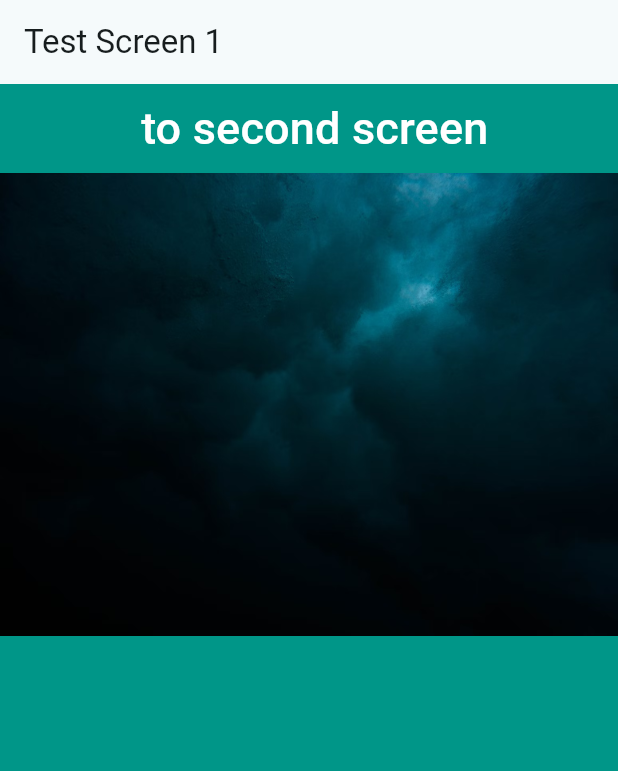
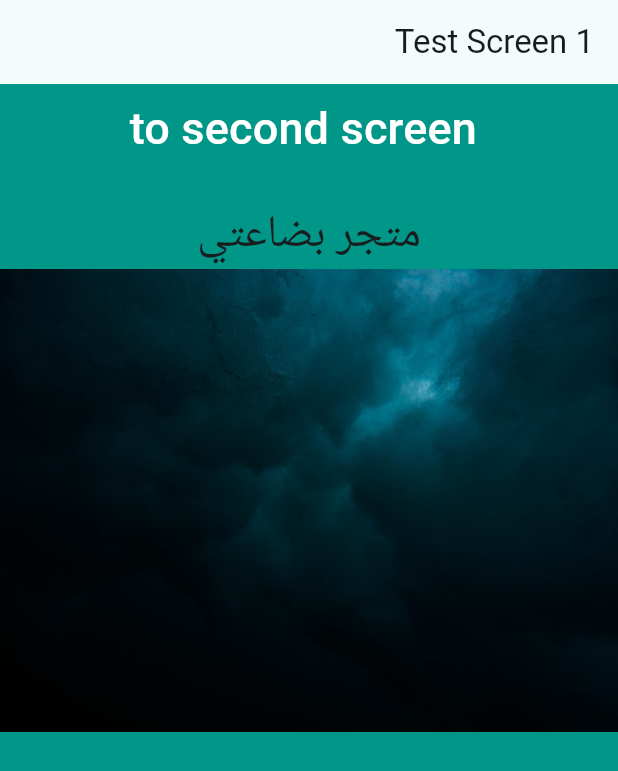
Before and after one commit to youssefr1/Beda3ty-Store, a Flutter app: the screen it shows after launch, on a phone screen of 412 x 824 dp. Shown: the top 771 px of the screen. Run offline on Flutter 3.47's test engine with Material 3 defaults, Android fonts, the phone set to English and light mode, and no system bars; our stand-ins replace connectivity_plus, firebase_core, flutter_dotenv, go_router; accounts and stored records are empty.

Commit message:
localization done install and testing

```diff
--- /dev/null
+++ b/lang/ar.json
@@ -0,0 +1,4 @@
+{
+  "app_name" : "متجر بضاعتي",
+  "language" : "English"
+}
--- /dev/null
+++ b/lang/en.json
@@ -0,0 +1,5 @@
+{
+  "app_name" : "Bety3ty Store",
+  "language" : "العربيه"
+
+}
--- a/lib/astro_store_app.dart
+++ b/lib/astro_store_app.dart
@@ -1,4 +1,5 @@
 import 'package:astro/core/common/screens/no_network_screen.dart';
+import 'package:astro/core/language/app_localizations_setup.dart';
 import 'package:astro/core/routes/app_routes.dart';
 import 'package:astro/core/styles/theme/app_theme.dart';
 import 'package:flutter/material.dart';
@@ -14,8 +15,15 @@ class Beda3tyStoreApp extends StatelessWidget {
       valueListenable: ConnectivityControler.instance.isConected,
       builder: (context, isConnected, _) {
         return MaterialApp.router(
+          //theme section
           theme: themeLight(),
+          // language section
+          locale: Locale('ar') ,
+          supportedLocales: AppLocalizationsSetup.supportedLocales,
+          localizationsDelegates: AppLocalizationsSetup.localizationsDelegates,
+          localeResolutionCallback: AppLocalizationsSetup.localeResolutionCallback,
           debugShowCheckedModeBanner: false,
+          // route section
           routerConfig: AppRouter.router,
           builder: (context, child) {
             if (!isConnected) {
--- a/lib/core/extensions/context_extensions.dart
+++ b/lib/core/extensions/context_extensions.dart
@@ -1,3 +1,4 @@
+import 'package:astro/core/language/app_localizations.dart';
 import 'package:astro/core/styles/theme/color_extension.dart';
 import 'package:astro/core/styles/theme/image_extension.dart';
 import 'package:flutter/material.dart';
@@ -32,4 +33,9 @@ extension GoRouterExtensions on BuildContext {
 
   // colors
 MyColors get theme => Theme.of(this).extension<MyColors>()!;
+
+// language
+String translate (String langKey){
+  return AppLocalizations.of(this)!.translate(langKey)!;
 }
+}
--- /dev/null
+++ b/lib/core/language/app_localizations.dart
@@ -0,0 +1,41 @@
+import 'dart:convert' show json;
+
+import 'package:astro/core/language/app_localizations_delegate.dart';
+import 'package:flutter/material.dart';
+import 'package:flutter/services.dart';
+
+class AppLocalizations {
+  AppLocalizations(this.locale);
+  final Locale locale;
+
+  // Static method to retrieve the AppLocalizations instance
+  // from the nearest BuildContext.
+  static AppLocalizations? of(BuildContext context) {
+    return Localizations.of<AppLocalizations>(context, AppLocalizations);
+  }
+
+  // Static constant that holds the delegate for this localization.
+  static const LocalizationsDelegate<AppLocalizations> delegate =
+      AppLocalizationsDelegate();
+
+  // Map to store the localized strings.
+  late Map<String, String> _localizedStrings;
+
+  // Method to load the localized strings from JSON files.
+  Future<void> load() async {
+    final jsonString =
+        await rootBundle.loadString('lang/${locale.languageCode}.json');
+
+    final jsonMap = json.decode(jsonString) as Map<String, dynamic>;
+
+    _localizedStrings = jsonMap.map<String, String>((key, value) {
+      return MapEntry(key, value.toString());
+    });
+  }
+
+  // Method to translate a given key into the corresponding localized string.
+  String? translate(String key) => _localizedStrings[key];
+
+  // Getter method to check if the current locale is English.
+  bool get isEnLocale => locale.languageCode == 'en';
+}
--- /dev/null
+++ b/lib/core/language/app_localizations_setup.dart
@@ -0,0 +1,35 @@
+import 'package:astro/core/language/app_localizations.dart';
+import 'package:flutter/cupertino.dart';
+import 'package:flutter_localizations/flutter_localizations.dart';
+
+
+class AppLocalizationsSetup {
+  static const Iterable<Locale> supportedLocales = [
+    Locale('en'),
+    Locale('ar'),
+  ];
+
+  static const Iterable<LocalizationsDelegate<dynamic>> localizationsDelegates =
+      [
+    AppLocalizations.delegate,
+    GlobalMaterialLocalizations.delegate,
+    GlobalWidgetsLocalizations.delegate,
+    GlobalCupertinoLocalizations.delegate,
+    DefaultCupertinoLocalizations.delegate,
+  ];
+
+  static Locale? localeResolutionCallback(
+    Locale? locale,
+    Iterable<Locale>? supportedLocales,
+  ) {
+    // Check if the desired locale is supported
+    for (final supportedLocale in supportedLocales!) {
+      if (supportedLocale.languageCode == locale!.languageCode &&
+          supportedLocale.countryCode == locale.countryCode) {
+        return supportedLocale;
+      }
+    }
+    // If the desired locale is not supported, return the first supported locale
+    return supportedLocales.first;
+  }
+}
--- /dev/null
+++ b/lib/core/language/lang_keys.dart
@@ -0,0 +1,3 @@
+class LangKeys{
+  static const String appName ='app_name';
+}
--- a/lib/test_screen1.dart
+++ b/lib/test_screen1.dart
@@ -1,4 +1,5 @@
 import 'package:astro/core/extensions/context_extensions.dart';
+import 'package:astro/core/language/lang_keys.dart';
 import 'package:astro/core/routes/app_routes.dart';
 import 'package:astro/core/styles/images/app_images.dart';
 import 'package:flutter/cupertino.dart';
@@ -25,6 +26,8 @@ backgroundColor: Colors.teal,
               // 👈 جاي من الثيم
             ),
           ),
+          const SizedBox(height: 20,),
+          Text(context.translate(LangKeys.appName),style: TextStyle(fontSize: 30),),
           Image.asset(context.image.testImage!)
         ],
       ),
--- a/pubspec.yaml
+++ b/pubspec.yaml
@@ -29,6 +29,9 @@ environment:
 # versions available, run `flutter pub outdated`.
 dependencies:
   flutter:
+    sdk: flutter
+  #language
+  flutter_localizations:
     sdk: flutter
 
   # The following adds the Cupertino Icons font to your application.
@@ -80,6 +83,8 @@ flutter:
      - .env.dev
      - .env.production
      - assets/assets/images/core/
+     - lang/ar.json
+     - lang/en.json
 
 
   fonts:
```
Also changed, not shown: lib/core/language/app_localizations_delegate.dart (added, +25 -0 lines), pubspec.lock.
